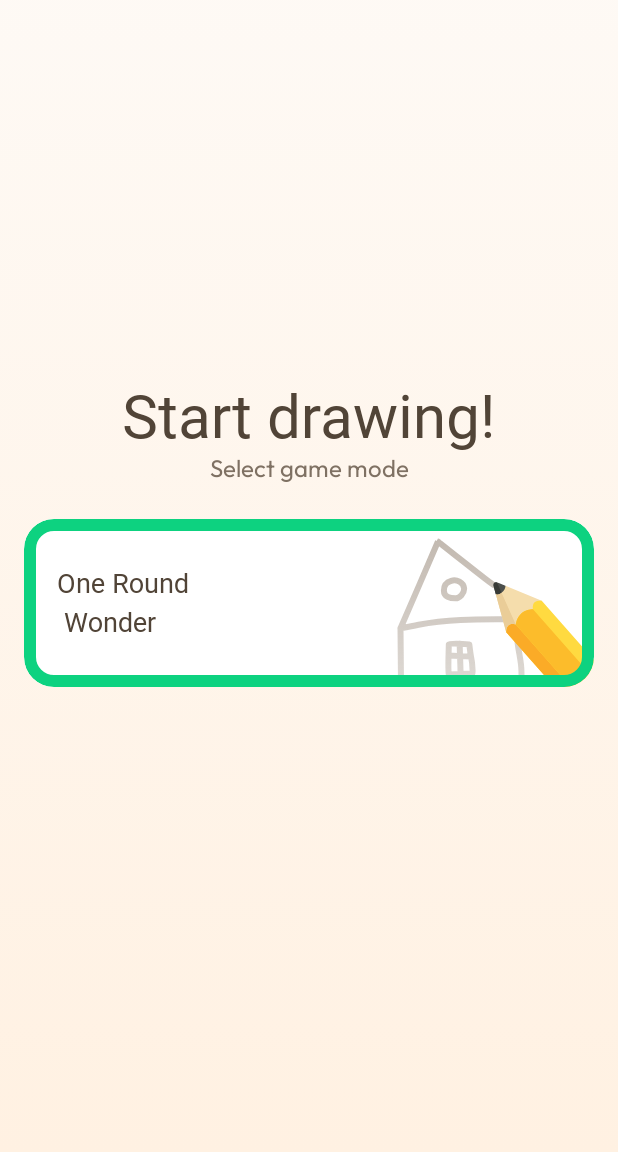
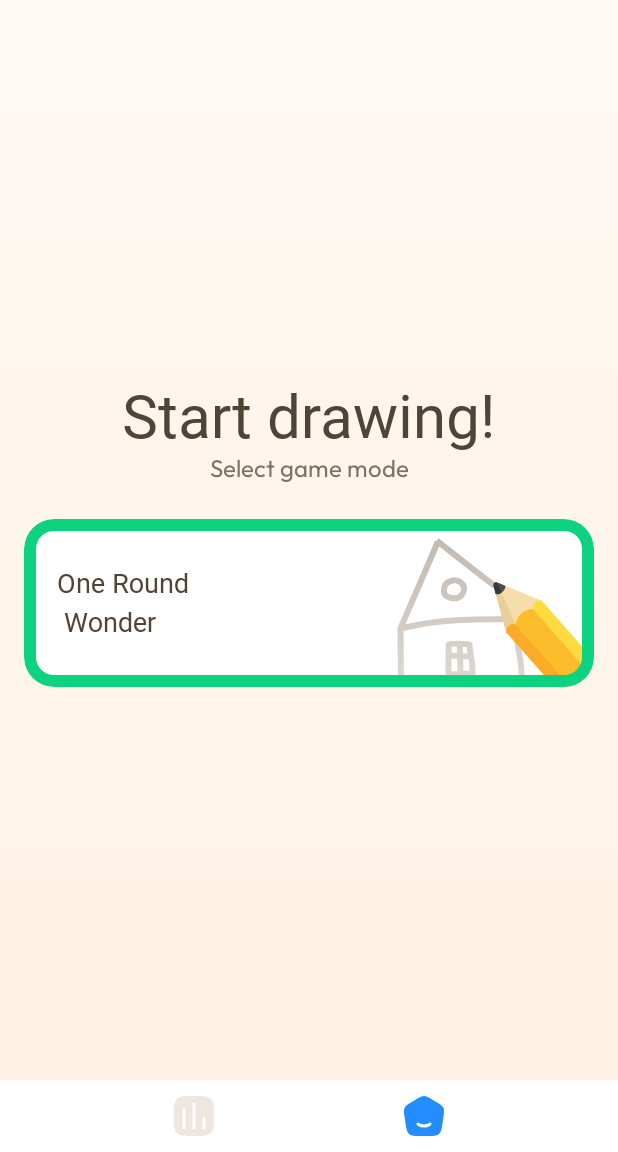
Before and after one commit to insearching/ScribbleDash, an Android app built with Jetpack Compose: the screen it shows after launch (MainActivity), on a phone screen of 412 x 824 dp, the part 84-1236 px from its top. Run offline under Robolectric (Android 15) with nearby library versions, the phone set to English and light mode, and no system bars; Roboto replaces fonts that are not available here.

Commit message:
Added bottom bar.

```diff
--- a/app/src/main/java/com/insearching/scribbledash/presentation/HomeScreen.kt
+++ b/app/src/main/java/com/insearching/scribbledash/presentation/HomeScreen.kt
@@ -24,18 +24,25 @@ import androidx.compose.ui.res.painterResource
 import androidx.compose.ui.res.stringResource
 import androidx.compose.ui.unit.dp
 import com.insearching.scribbledash.R
+import com.insearching.scribbledash.presentation.components.BottomBar
+import com.insearching.scribbledash.presentation.components.BottomBarType
 import com.insearching.scribbledash.ui.theme.ScribbleDashTheme
 import com.insearching.scribbledash.utils.DevicePreview
 
 @Composable
 fun HomeScreen(
     modifier: Modifier = Modifier,
-    onRoundWounderSelected: () -> Unit
+    onRoundWounderSelected: () -> Unit,
+    onTabSelected: (BottomBarType) -> Unit,
 ) {
     Box(
         modifier = modifier
             .fillMaxSize()
             .background(Brush.verticalGradient(ScribbleDashTheme.colors.backgroundGradient))
+    ) {
+        Box(
+            modifier = Modifier
+                .fillMaxSize()
                 .padding(16.dp)
         ) {
             Text(
@@ -64,12 +71,17 @@ fun HomeScreen(
                 )
             }
         }
+        BottomBar(
+            onTabSelected = onTabSelected,
+            modifier = Modifier.align(Alignment.BottomCenter)
+        )
+    }
 }
 
 @Composable
 fun OneRoundWonder(
     modifier: Modifier = Modifier,
-    onClick: () -> Unit
+    onClick: () -> Unit,
 ) {
     Box(
         modifier = modifier
@@ -105,7 +117,8 @@ fun OneRoundWonder(
 fun HomeScreenPreview() {
     ScribbleDashTheme {
         HomeScreen(
-            onRoundWounderSelected = {}
+            onRoundWounderSelected = {},
+            onTabSelected = {}
         )
     }
 }
--- /dev/null
+++ b/app/src/main/java/com/insearching/scribbledash/presentation/components/BottomBar.kt
@@ -0,0 +1,59 @@
+package com.insearching.scribbledash.presentation.components
+
+import androidx.annotation.DrawableRes
+import androidx.compose.foundation.background
+import androidx.compose.foundation.layout.Arrangement
+import androidx.compose.foundation.layout.Row
+import androidx.compose.foundation.layout.fillMaxWidth
+import androidx.compose.material3.Icon
+import androidx.compose.material3.IconButton
+import androidx.compose.runtime.Composable
+import androidx.compose.ui.Modifier
+import androidx.compose.ui.res.painterResource
+import com.insearching.scribbledash.R
+import com.insearching.scribbledash.ui.theme.ScribbleDashTheme
+import com.insearching.scribbledash.utils.DevicePreview
+
+@Composable
+fun BottomBar(
+    modifier: Modifier = Modifier,
+    selectedOption: BottomBarType = BottomBarType.Home,
+    onTabSelected: (BottomBarType) -> Unit,
+) {
+    Row(
+        horizontalArrangement = Arrangement.SpaceEvenly,
+        modifier = modifier
+            .fillMaxWidth()
+            .background(ScribbleDashTheme.colors.surfaceHigh)
+    ) {
+        BottomBarType.entries.forEach { barType ->
+            IconButton(
+                onClick = { onTabSelected(barType) },
+            ) {
+                val isSelected = BottomBarType.entries.firstNotNullOf { barType == selectedOption }
+                Icon(
+                    painter = painterResource(id = barType.iconRes),
+                    contentDescription = null,
+                    tint = if (isSelected) ScribbleDashTheme.colors.primary
+                    else ScribbleDashTheme.colors.surfaceLowest
+                )
+            }
+        }
+    }
+}
+
+enum class BottomBarType(@DrawableRes val iconRes: Int) {
+    Stats(R.drawable.ic_stats),
+    Home(R.drawable.ic_home),
+}
+
+@DevicePreview
+@Composable
+fun BottomBarPreview() {
+    ScribbleDashTheme {
+        BottomBar(
+            selectedOption = BottomBarType.Home,
+            onTabSelected = {}
+        )
+    }
+}
--- a/app/src/main/java/com/insearching/scribbledash/presentation/navigation/ScribbleDashNavController.kt
+++ b/app/src/main/java/com/insearching/scribbledash/presentation/navigation/ScribbleDashNavController.kt
@@ -8,12 +8,13 @@ import androidx.navigation.compose.composable
 import com.insearching.scribbledash.presentation.HomeScreen
 import com.insearching.scribbledash.presentation.OneRoundWonderScreen
 import com.insearching.scribbledash.presentation.TimeToDrawScreenRoot
+import com.insearching.scribbledash.presentation.components.BottomBarType
 
 @Composable
 fun ScribbleNavController(
     modifier: Modifier = Modifier,
     startDestination: Screen,
-    controller: NavHostController
+    controller: NavHostController,
 ) {
     NavHost(
         modifier = modifier,
@@ -24,6 +25,18 @@ fun ScribbleNavController(
             HomeScreen(
                 onRoundWounderSelected = {
                     controller.navigate(Screen.OneRoundWounder)
+                },
+                onTabSelected = { type ->
+                    when (type) {
+                        BottomBarType.Stats -> {
+                            // TODO: This destination will be revealed in the next milestone
+                        }
+
+                        BottomBarType.Home -> {
+                            controller.popBackStack()
+                            controller.navigate(Screen.Home)
+                        }
+                    }
                 }
             )
         }
--- /dev/null
+++ b/app/src/main/res/drawable/ic_home.xml
@@ -0,0 +1,10 @@
+<vector xmlns:android="http://schemas.android.com/apk/res/android"
+    android:width="28dp"
+    android:height="28dp"
+    android:viewportWidth="28"
+    android:viewportHeight="28">
+  <path
+      android:pathData="M15.475,27.333H12.525C7.93,27.333 5.632,27.333 4.065,25.984C2.499,24.635 2.174,22.377 1.524,17.86L1.152,15.277C0.646,11.761 0.393,10.003 1.114,8.5C1.834,6.997 3.368,6.083 6.436,4.256L8.282,3.156C11.068,1.496 12.461,0.667 14,0.667C15.539,0.667 16.932,1.496 19.718,3.156L21.564,4.256C24.632,6.083 26.166,6.997 26.886,8.5C27.607,10.003 27.354,11.761 26.848,15.277L26.476,17.86C25.826,22.377 25.501,24.635 23.935,25.984C22.368,27.333 20.07,27.333 15.475,27.333ZM9.197,18.738C9.526,18.294 10.152,18.201 10.596,18.53C11.567,19.25 12.739,19.667 14,19.667C15.261,19.667 16.434,19.25 17.405,18.53C17.848,18.201 18.475,18.294 18.803,18.738C19.132,19.181 19.039,19.808 18.596,20.136C17.299,21.097 15.713,21.667 14,21.667C12.287,21.667 10.701,21.097 9.405,20.136C8.961,19.808 8.868,19.181 9.197,18.738Z"
+      android:fillColor="#238CFF"
+      android:fillType="evenOdd"/>
+</vector>
--- /dev/null
+++ b/app/src/main/res/drawable/ic_stats.xml
@@ -0,0 +1,10 @@
+<vector xmlns:android="http://schemas.android.com/apk/res/android"
+    android:width="28dp"
+    android:height="28dp"
+    android:viewportWidth="28"
+    android:viewportHeight="28">
+  <path
+      android:pathData="M2.619,2.619C0.667,4.572 0.667,7.715 0.667,14C0.667,20.285 0.667,23.428 2.619,25.381C4.572,27.333 7.715,27.333 14,27.333C20.285,27.333 23.428,27.333 25.381,25.381C27.333,23.428 27.333,20.285 27.333,14C27.333,7.715 27.333,4.572 25.381,2.619C23.428,0.667 20.285,0.667 14,0.667C7.715,0.667 4.572,0.667 2.619,2.619ZM20.667,14.333C21.219,14.333 21.667,14.781 21.667,15.333V22C21.667,22.552 21.219,23 20.667,23C20.114,23 19.667,22.552 19.667,22V15.333C19.667,14.781 20.114,14.333 20.667,14.333ZM15,6C15,5.448 14.552,5 14,5C13.448,5 13,5.448 13,6V22C13,22.552 13.448,23 14,23C14.552,23 15,22.552 15,22V6ZM7.333,9C7.886,9 8.333,9.448 8.333,10V22C8.333,22.552 7.886,23 7.333,23C6.781,23 6.333,22.552 6.333,22V10C6.333,9.448 6.781,9 7.333,9Z"
+      android:fillColor="#E1D5CA"
+      android:fillType="evenOdd"/>
+</vector>
```
Also changed, not shown: 1 other file. Lines whose indentation alone changed are shown as unchanged.
